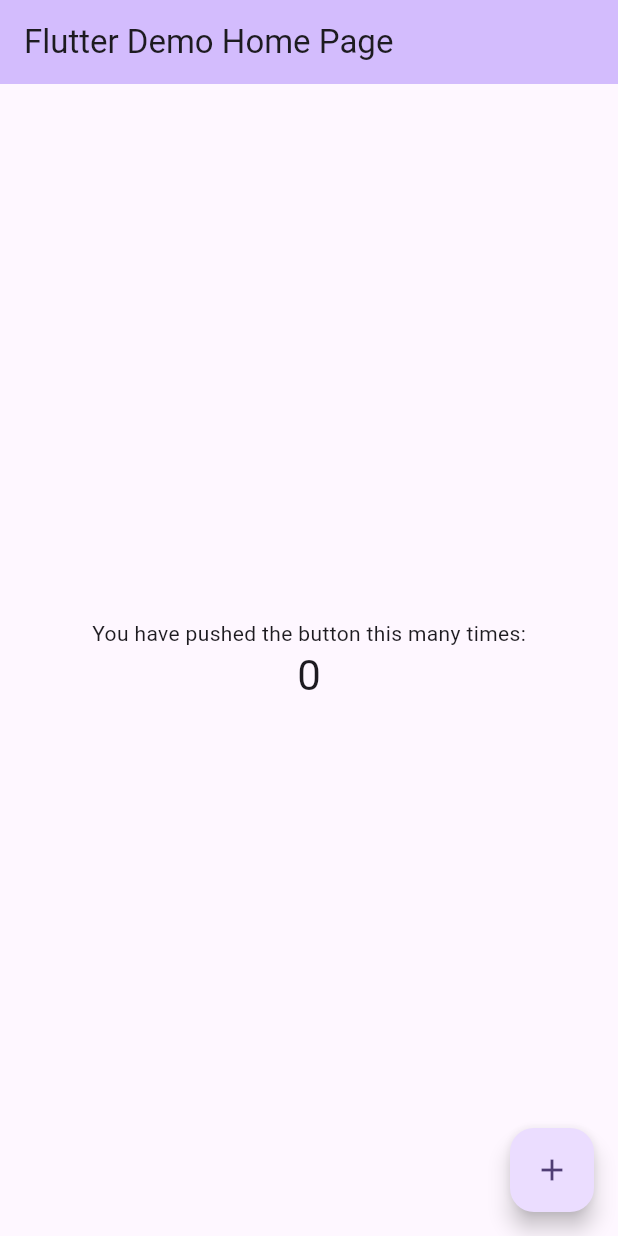
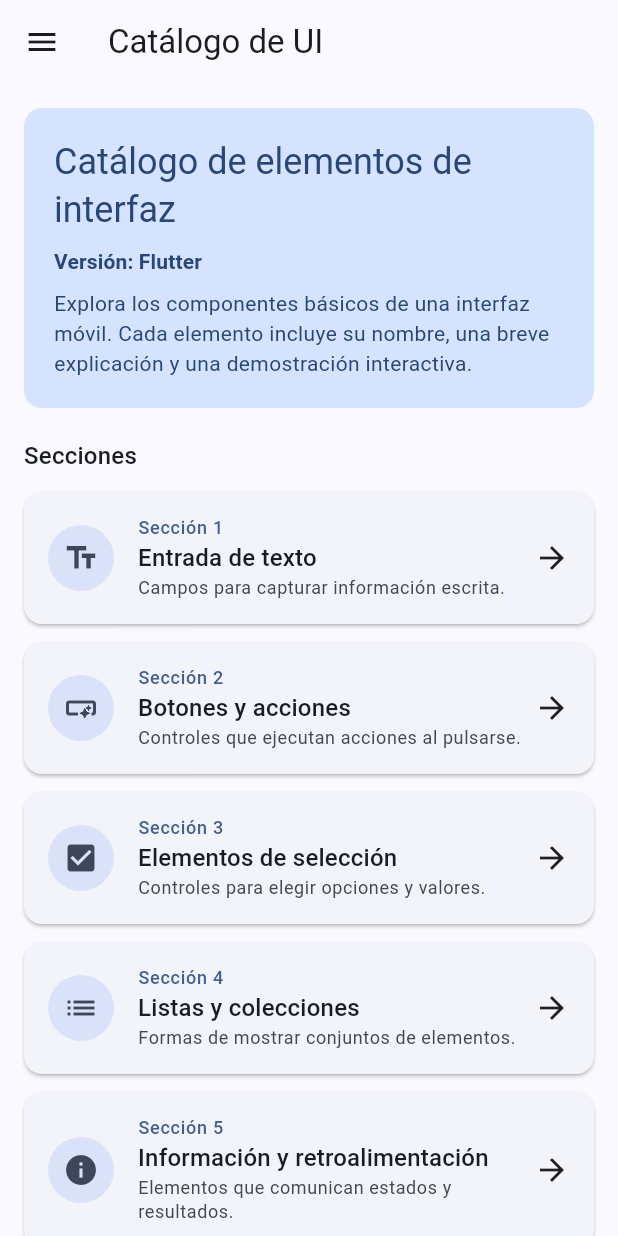
Before and after one commit to Javier-Gamez/Tarea2-moviles, a Flutter app: the screen it shows after launch, on a phone screen of 412 x 824 dp. Run offline on Flutter 3.47's test engine with Material 3 defaults, Android fonts, the phone set to English and light mode, and no system bars.

Commit message:
Flutter: tema claro/oscuro, estado compartido, menú lateral e inicio

```diff
--- /dev/null
+++ b/flutter/lib/estado.dart
@@ -0,0 +1,105 @@
+import 'package:flutter/widgets.dart';
+
+class ElementoLista {
+  const ElementoLista({
+    required this.id,
+    required this.titulo,
+    required this.descripcion,
+    this.deUsuario = false,
+  });
+
+  final int id;
+  final String titulo;
+  final String descripcion;
+  final bool deUsuario;
+}
+
+/// Preferencia elegida en la Sección 3 que modifica los textos de la Sección 5.
+enum TamanoTexto {
+  pequeno('Pequeño', 0.85),
+  mediano('Mediano', 1.0),
+  grande('Grande', 1.25);
+
+  const TamanoTexto(this.etiqueta, this.escala);
+
+  final String etiqueta;
+  final double escala;
+}
+
+const _ciudades = [
+  ('Ciudad de México', 'la Ciudad de México'),
+  ('Guadalajara', 'Jalisco'),
+  ('Monterrey', 'Nuevo León'),
+  ('Puebla', 'Puebla'),
+  ('Querétaro', 'Querétaro'),
+  ('Mérida', 'Yucatán'),
+  ('Oaxaca', 'Oaxaca'),
+  ('Guanajuato', 'Guanajuato'),
+  ('Morelia', 'Michoacán'),
+  ('Veracruz', 'Veracruz'),
+  ('Tijuana', 'Baja California'),
+  ('León', 'Guanajuato'),
+  ('Chihuahua', 'Chihuahua'),
+  ('Zacatecas', 'Zacatecas'),
+  ('San Luis Potosí', 'San Luis Potosí'),
+  ('Toluca', 'el Estado de México'),
+];
+
+/// Estado compartido entre secciones. Lo que se captura en una sección
+/// queda disponible en las demás mientras la app esté abierta.
+class CatalogoEstado extends ChangeNotifier {
+  CatalogoEstado() {
+    for (final (ciudad, estado) in _ciudades) {
+      _elementos.add(ElementoLista(
+        id: _siguienteId++,
+        titulo: ciudad,
+        descripcion: 'Ciudad ubicada en $estado.',
+      ));
+    }
+  }
+
+  int _siguienteId = 1;
+  final List<ElementoLista> _elementos = [];
+  TamanoTexto _tamanoTexto = TamanoTexto.mediano;
+
+  List<ElementoLista> get elementos => List.unmodifiable(_elementos);
+
+  TamanoTexto get tamanoTexto => _tamanoTexto;
+
+  set tamanoTexto(TamanoTexto valor) {
+    _tamanoTexto = valor;
+    notifyListeners();
+  }
+
+  /// Conexión Sección 1 → Sección 4: agrega un elemento capturado por el usuario.
+  void agregar(String titulo, String descripcion) {
+    final texto = descripcion.trim().isEmpty ? 'Elemento agregado desde la Sección 1.' : descripcion.trim();
+    _elementos.insert(
+      0,
+      ElementoLista(id: _siguienteId++, titulo: titulo.trim(), descripcion: texto, deUsuario: true),
+    );
+    notifyListeners();
+  }
+
+  ElementoLista? buscar(int id) {
+    for (final e in _elementos) {
+      if (e.id == id) return e;
+    }
+    return null;
+  }
+
+  void eliminar(int id) {
+    _elementos.removeWhere((e) => e.id == id);
+    notifyListeners();
+  }
+}
+
+/// Hace accesible el [CatalogoEstado] a todo el árbol de widgets y
+/// reconstruye a quienes lo usan cuando cambia.
+class EstadoScope extends InheritedNotifier<CatalogoEstado> {
+  const EstadoScope({super.key, required CatalogoEstado estado, required super.child})
+      : super(notifier: estado);
+
+  static CatalogoEstado of(BuildContext context) =>
+      context.dependOnInheritedWidgetOfExactType<EstadoScope>()!.notifier!;
+}
--- a/flutter/lib/main.dart
+++ b/flutter/lib/main.dart
@@ -1,122 +1,68 @@
 import 'package:flutter/material.dart';
+import 'package:flutter_localizations/flutter_localizations.dart';
+
+import 'estado.dart';
+import 'pantallas/inicio.dart';
+import 'secciones.dart';
 
 void main() {
-  runApp(const MyApp());
+  runApp(CatalogoApp(estado: CatalogoEstado()));
 }
 
-class MyApp extends StatelessWidget {
-  const MyApp({super.key});
+const _colorSemilla = Color(0xFF1E5AA8);
 
-  // This widget is the root of your application.
+ThemeData _tema(Brightness brillo) {
+  return ThemeData(
+    colorScheme: ColorScheme.fromSeed(seedColor: _colorSemilla, brightness: brillo),
+    useMaterial3: true,
+    // Activa el diseño Material 3 actual de indicadores y deslizadores.
+    // ignore: deprecated_member_use
+    progressIndicatorTheme: const ProgressIndicatorThemeData(year2023: false),
+    // ignore: deprecated_member_use
+    sliderTheme: const SliderThemeData(year2023: false),
+  );
+}
+
+class CatalogoApp extends StatelessWidget {
+  const CatalogoApp({super.key, required this.estado});
+
+  final CatalogoEstado estado;
+
   @override
   Widget build(BuildContext context) {
-    return MaterialApp(
-      title: 'Flutter Demo',
-      theme: ThemeData(
-        // This is the theme of your application.
-        //
-        // TRY THIS: Try running your application with "flutter run". You'll see
-        // the application has a purple toolbar. Then, without quitting the app,
-        // try changing the seedColor in the colorScheme below to Colors.green
-        // and then invoke "hot reload" (save your changes or press the "hot
-        // reload" button in a Flutter-supported IDE, or press "r" if you used
-        // the command line to start the app).
-        //
-        // Notice that the counter didn't reset back to zero; the application
-        // state is not lost during the reload. To reset the state, use hot
-        // restart instead.
-        //
-        // This works for code too, not just values: Most code changes can be
-        // tested with just a hot reload.
-        colorScheme: .fromSeed(seedColor: Colors.deepPurple),
+    return EstadoScope(
+      estado: estado,
+      child: MaterialApp(
+        title: 'Catálogo UI Flutter',
+        debugShowCheckedModeBanner: false,
+        // Tema claro y oscuro: se elige automáticamente según el modo del sistema.
+        theme: _tema(Brightness.light),
+        darkTheme: _tema(Brightness.dark),
+        themeMode: ThemeMode.system,
+        // Idioma español para los textos propios de Material (fechas, botones de diálogos…).
+        locale: const Locale('es', 'MX'),
+        supportedLocales: const [Locale('es', 'MX'), Locale('es')],
+        localizationsDelegates: GlobalMaterialLocalizations.delegates,
+        initialRoute: rutaInicio,
+        routes: {
+          rutaInicio: (_) => const PantallaInicio(),
+          for (final s in Seccion.values) s.ruta: (_) => _EnConstruccion(seccion: s),
+        },
       ),
-      home: const MyHomePage(title: 'Flutter Demo Home Page'),
     );
   }
 }
 
-class MyHomePage extends StatefulWidget {
-  const MyHomePage({super.key, required this.title});
+class _EnConstruccion extends StatelessWidget {
+  const _EnConstruccion({required this.seccion});
 
-  // This widget is the home page of your application. It is stateful, meaning
-  // that it has a State object (defined below) that contains fields that affect
-  // how it looks.
-
-  // This class is the configuration for the state. It holds the values (in this
-  // case the title) provided by the parent (in this case the App widget) and
-  // used by the build method of the State. Fields in a Widget subclass are
-  // always marked "final".
-
-  final String title;
-
-  @override
-  State<MyHomePage> createState() => _MyHomePageState();
-}
-
-class _MyHomePageState extends State<MyHomePage> {
-  int _counter = 0;
-
-  void _incrementCounter() {
-    setState(() {
-      // This call to setState tells the Flutter framework that something has
-      // changed in this State, which causes it to rerun the build method below
-      // so that the display can reflect the updated values. If we changed
-      // _counter without calling setState(), then the build method would not be
-      // called again, and so nothing would appear to happen.
-      _counter++;
-    });
-  }
+  final Seccion seccion;
 
   @override
   Widget build(BuildContext context) {
-    // This method is rerun every time setState is called, for instance as done
-    // by the _incrementCounter method above.
-    //
-    // The Flutter framework has been optimized to make rerunning build methods
-    // fast, so that you can just rebuild anything that needs updating rather
-    // than having to individually change instances of widgets.
     return Scaffold(
-      appBar: AppBar(
-        // TRY THIS: Try changing the color here to a specific color (to
-        // Colors.amber, perhaps?) and trigger a hot reload to see the AppBar
-        // change color while the other colors stay the same.
-        backgroundColor: Theme.of(context).colorScheme.inversePrimary,
-        // Here we take the value from the MyHomePage object that was created by
-        // the App.build method, and use it to set our appbar title.
-        title: Text(widget.title),
-      ),
-      body: Center(
-        // Center is a layout widget. It takes a single child and positions it
-        // in the middle of the parent.
-        child: Column(
-          // Column is also a layout widget. It takes a list of children and
-          // arranges them vertically. By default, it sizes itself to fit its
-          // children horizontally, and tries to be as tall as its parent.
-          //
-          // Column has various properties to control how it sizes itself and
-          // how it positions its children. Here we use mainAxisAlignment to
-          // center the children vertically; the main axis here is the vertical
-          // axis because Columns are vertical (the cross axis would be
-          // horizontal).
-          //
-          // TRY THIS: Invoke "debug painting" (choose the "Toggle Debug Paint"
-          // action in the IDE, or press "p" in the console), to see the
-          // wireframe for each widget.
-          mainAxisAlignment: .center,
-          children: [
-            const Text('You have pushed the button this many times:'),
-            Text(
-              '$_counter',
-              style: Theme.of(context).textTheme.headlineMedium,
-            ),
-          ],
-        ),
-      ),
-      floatingActionButton: FloatingActionButton(
-        onPressed: _incrementCounter,
-        tooltip: 'Increment',
-        child: const Icon(Icons.add),
-      ),
+      appBar: AppBar(title: Text(seccion.titulo)),
+      body: const Center(child: Text('Sección en construcción')),
     );
   }
 }
--- /dev/null
+++ b/flutter/lib/pantallas/inicio.dart
@@ -0,0 +1,118 @@
+import 'package:flutter/material.dart';
+
+import '../estado.dart';
+import '../secciones.dart';
+import '../widgets/comunes.dart';
+
+/// Pantalla principal: presentación de la app y acceso a las seis secciones.
+class PantallaInicio extends StatelessWidget {
+  const PantallaInicio({super.key});
+
+  @override
+  Widget build(BuildContext context) {
+    final esquema = Theme.of(context).colorScheme;
+    final texto = Theme.of(context).textTheme;
+    final estado = EstadoScope.of(context);
+
+    return Scaffold(
+      appBar: AppBar(title: const Text('Catálogo de UI')),
+      drawer: const MenuLateral(rutaActual: rutaInicio),
+      body: ListView(
+        padding: const EdgeInsets.all(16),
+        children: [
+          Card(
+            margin: EdgeInsets.zero,
+            color: esquema.primaryContainer,
+            elevation: 0,
+            child: Padding(
+              padding: const EdgeInsets.all(20),
+              child: Column(
+                crossAxisAlignment: CrossAxisAlignment.start,
+                children: [
+                  Text('Catálogo de elementos de interfaz',
+                      style: texto.headlineSmall?.copyWith(color: esquema.onPrimaryContainer)),
+                  const SizedBox(height: 8),
+                  Text('Versión: Flutter',
+                      style: texto.labelLarge?.copyWith(fontWeight: FontWeight.bold, color: esquema.onPrimaryContainer)),
+                  const SizedBox(height: 8),
+                  Text(
+                    'Explora los componentes básicos de una interfaz móvil. Cada elemento incluye '
+                    'su nombre, una breve explicación y una demostración interactiva.',
+                    style: texto.bodyMedium?.copyWith(color: esquema.onPrimaryContainer),
+                  ),
+                ],
+              ),
+            ),
+          ),
+          const SizedBox(height: 20),
+          Text('Secciones', style: texto.titleMedium),
+          const SizedBox(height: 12),
+          for (final s in Seccion.values) ...[
+            Card(
+              margin: EdgeInsets.zero,
+              clipBehavior: Clip.antiAlias,
+              child: InkWell(
+                onTap: () => irASeccion(context, s.ruta),
+                child: Padding(
+                  padding: const EdgeInsets.all(16),
+                  child: Row(
+                    children: [
+                      CircleAvatar(
+                        radius: 22,
+                        backgroundColor: esquema.secondaryContainer,
+                        child: Icon(s.icono, color: esquema.onSecondaryContainer),
+                      ),
+                      const SizedBox(width: 16),
+                      Expanded(
+                        child: Column(
+                          crossAxisAlignment: CrossAxisAlignment.start,
+                          children: [
+                            Text('Sección ${s.numero}', style: texto.labelMedium?.copyWith(color: esquema.primary)),
+                            Text(s.titulo, style: texto.titleMedium),
+                            Text(s.resumen, style: texto.bodySmall?.copyWith(color: esquema.onSurfaceVariant)),
+                          ],
+                        ),
+                      ),
+                      const Icon(Icons.arrow_forward),
+                    ],
+                  ),
+                ),
+              ),
+            ),
+            const SizedBox(height: 12),
+          ],
+          Card(
+            margin: const EdgeInsets.only(top: 8),
+            color: esquema.tertiaryContainer,
+            elevation: 0,
+            child: Padding(
+              padding: const EdgeInsets.all(16),
+              child: Column(
+                crossAxisAlignment: CrossAxisAlignment.start,
+                children: [
+                  Row(children: [
+                    Icon(Icons.link, color: esquema.onTertiaryContainer),
+                    const SizedBox(width: 8),
+                    Text('Conexiones entre secciones',
+                        style: texto.titleSmall?.copyWith(color: esquema.onTertiaryContainer)),
+                  ]),
+                  const SizedBox(height: 6),
+                  Text(
+                    '• Sección 1 → 4: el texto capturado se agrega a la lista vertical '
+                    '(actualmente hay ${estado.elementos.length} elementos).',
+                    style: texto.bodySmall?.copyWith(color: esquema.onTertiaryContainer),
+                  ),
+                  Text(
+                    '• Sección 3 → 5: el tamaño de texto elegido (${estado.tamanoTexto.etiqueta}) '
+                    'cambia los ejemplos de tipografía.',
+                    style: texto.bodySmall?.copyWith(color: esquema.onTertiaryContainer),
+                  ),
+                ],
+              ),
+            ),
+          ),
+        ],
+      ),
+    );
+  }
+}
--- /dev/null
+++ b/flutter/lib/secciones.dart
@@ -0,0 +1,22 @@
+import 'package:flutter/material.dart';
+
+const rutaInicio = '/';
+const rutaDetalle = '/detalle';
+
+/// Las seis secciones del catálogo; cada una es una ruta con nombre.
+enum Seccion {
+  entradaTexto('/entrada-texto', 1, 'Entrada de texto', 'Campos para capturar información escrita.', Icons.text_fields),
+  botones('/botones', 2, 'Botones y acciones', 'Controles que ejecutan acciones al pulsarse.', Icons.smart_button),
+  seleccion('/seleccion', 3, 'Elementos de selección', 'Controles para elegir opciones y valores.', Icons.check_box),
+  listas('/listas', 4, 'Listas y colecciones', 'Formas de mostrar conjuntos de elementos.', Icons.list),
+  informacion('/informacion', 5, 'Información y retroalimentación', 'Elementos que comunican estados y resultados.', Icons.info),
+  contenedores('/contenedores', 6, 'Contenedores y estructura', 'Distribuciones que organizan la pantalla.', Icons.dashboard);
+
+  const Seccion(this.ruta, this.numero, this.titulo, this.resumen, this.icono);
+
+  final String ruta;
+  final int numero;
+  final String titulo;
+  final String resumen;
+  final IconData icono;
+}
```
Also changed, not shown: flutter/lib/widgets/comunes.dart (added, +253 -0 lines), flutter/pubspec.yaml (+6 -69 lines), flutter/pubspec.lock, 2 other files.
